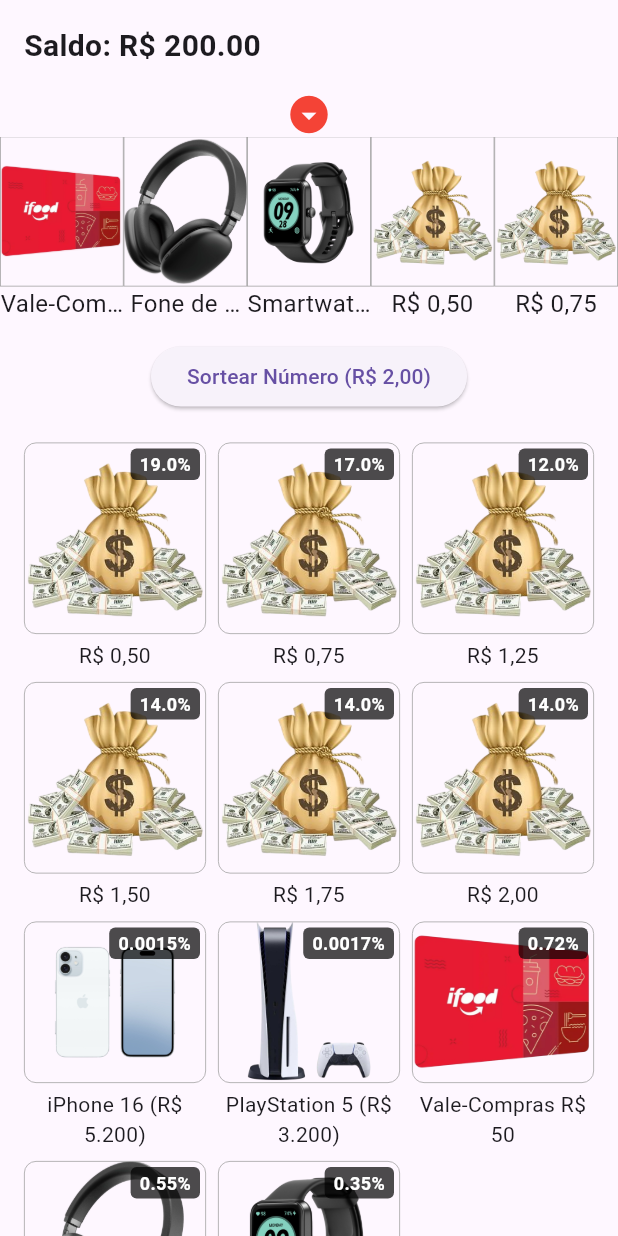
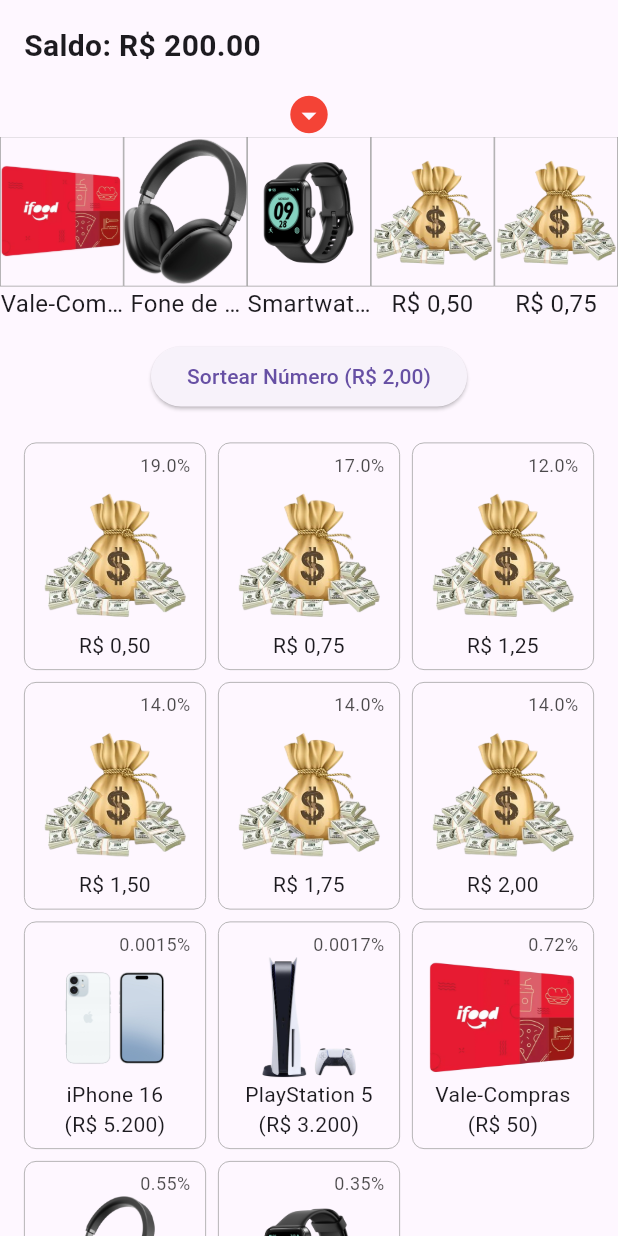
Before and after one commit to joaoconstancio1/genie_luck, a Flutter app: the screen it shows after launch, on a phone screen of 412 x 824 dp. Run offline on Flutter 3.47's test engine with Material 3 defaults, Android fonts, the phone set to English and light mode, and no system bars.

Commit message:
Update slider item titles for better readability and enhance layout in GenieSlider

```diff
--- a/lib/genie_slider/data/slider_items_model.dart
+++ b/lib/genie_slider/data/slider_items_model.dart
@@ -58,31 +58,31 @@ class SliderItemModel {
         probability: 14,
       ),
       SliderItemModel(
-        title: 'iPhone 16 (R\$ 5.200)',
+        title: 'iPhone 16 \n(R\$ 5.200)',
         image: 'assets/images/iphone16.png',
         value: 5200,
         probability: 0.0015,
       ),
       SliderItemModel(
-        title: 'PlayStation 5 (R\$ 3.200)',
+        title: 'PlayStation 5 \n(R\$ 3.200)',
         image: 'assets/images/ps5.png',
         value: 3200,
         probability: 0.0017,
       ),
       SliderItemModel(
-        title: 'Vale-Compras R\$ 50',
+        title: 'Vale-Compras \n(R\$ 50)',
         value: 50.00,
         image: 'assets/images/voucher.png',
         probability: 0.72,
       ),
       SliderItemModel(
-        title: 'Fone de Ouvido Bluetooth (R\$ 150)',
+        title: 'Fone de Ouvido Bluetooth \n(R\$ 150)',
         value: 150.00,
         image: 'assets/images/headphone.png',
         probability: 0.55,
       ),
       SliderItemModel(
-        title: 'Smartwatch (R\$ 100)',
+        title: 'Smartwatch \n(R\$ 100)',
         value: 100.00,
         image: 'assets/images/smartwatch.png',
         probability: 0.35,
--- a/lib/genie_slider/presenter/pages/genie_slider.dart
+++ b/lib/genie_slider/presenter/pages/genie_slider.dart
@@ -192,10 +192,27 @@ class _GenieSliderState extends State<GenieSlider> {
                   itemCount: sliderItems.length,
                   itemBuilder: (context, index) {
                     final item = sliderItems[index];
-                    return Stack(
+                    return Container(
+                      padding: EdgeInsets.symmetric(
+                        vertical: 6,
+                        horizontal: 10,
+                      ),
+                      decoration: BoxDecoration(
+                        borderRadius: BorderRadius.circular(8.0),
+                        border: Border.all(color: Colors.grey, width: 0.5),
+                      ),
+                      child: Column(
                         children: [
-                        Column(
-                          children: [
+                          Align(
+                            alignment: Alignment.centerRight,
+                            child: Text(
+                              '${item.probability}%',
+                              style: TextStyle(
+                                color: Colors.black.withAlpha((180)),
+                                fontSize: 12,
+                              ),
+                            ),
+                          ),
                           Expanded(
                             child: Container(
                               decoration: BoxDecoration(
@@ -208,46 +225,16 @@ class _GenieSliderState extends State<GenieSlider> {
                                   fit: BoxFit.contain,
                                 ),
                                 borderRadius: BorderRadius.circular(8.0),
-                                  border: Border.all(
-                                    color: Colors.grey,
-                                    width: 0.5,
                               ),
                             ),
                           ),
-                            ),
-                            Padding(
-                              padding: const EdgeInsets.only(top: 4.0),
-                              child: Text(
+                          Text(
                             item.title,
                             style: const TextStyle(fontSize: 14),
                             textAlign: TextAlign.center,
                           ),
-                            ),
                         ],
                       ),
-                        Positioned(
-                          top: 4,
-                          right: 4,
-                          child: Container(
-                            padding: const EdgeInsets.symmetric(
-                              horizontal: 6.0,
-                              vertical: 2.0,
-                            ),
-                            decoration: BoxDecoration(
-                              color: Color.fromRGBO(0, 0, 0, 0.7),
-                              borderRadius: BorderRadius.circular(4.0),
-                            ),
-                            child: Text(
-                              '${item.probability}%',
-                              style: const TextStyle(
-                                color: Colors.white,
-                                fontSize: 12,
-                                fontWeight: FontWeight.bold,
-                              ),
-                            ),
-                          ),
-                        ),
-                      ],
                     );
                   },
                 ),
```
Lines whose indentation alone changed are shown as unchanged.
